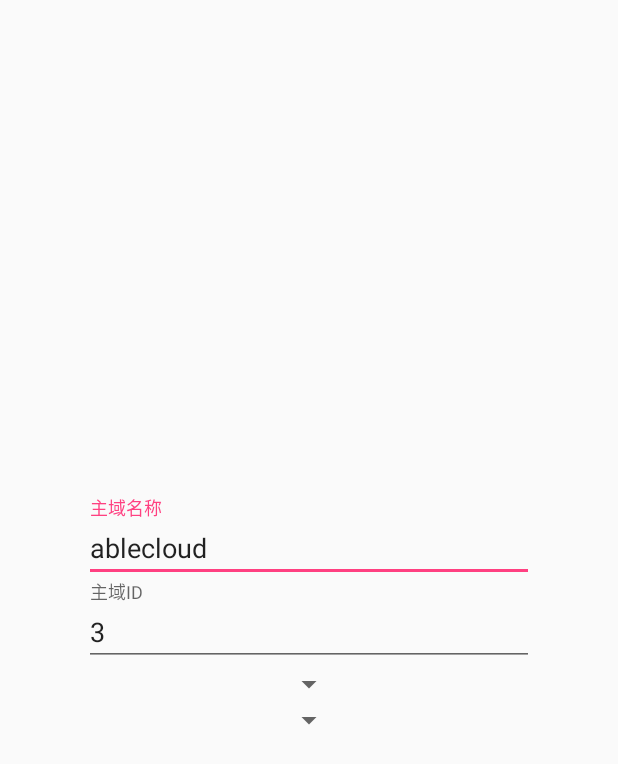
After one commit to ACIoT/matrix-android-tool, an Android app: the layout dialog_init.xml on its own in the app's theme, with its tools: preview values and no code run, on a phone screen of 412 x 824 dp. The commit adds this screen. Shown: the top 764 px of the screen. Run offline under Robolectric (Android 15) with nearby library versions, the phone set to English and light mode, and no system bars.

Commit message:
Feature: add WelcomActivity for initialization
Signed-off-by: wangkun <wangkun@ablecloud.com>

```diff
--- a/app/src/main/java/ablecloud/matrix/tool/MainActivity.java
+++ b/app/src/main/java/ablecloud/matrix/tool/MainActivity.java
@@ -154,7 +154,8 @@
         public View onCreateView(LayoutInflater inflater, @Nullable ViewGroup container, @Nullable Bundle savedInstanceState) {
             View view = super.onCreateView(inflater, container, savedInstanceState);
             ActionBar actionBar = UiUtils.getSupportActionBar(this);
-            actionBar.setSubtitle("Domain: " + MainApplication.getMainDomain() + ", Id: " + MainApplication.getMainDomainId());
+            actionBar.setSubtitle(getString(R.string.main_domain) + ": " + MainApplication.getMainDomain() + ", " +
+                    getString(R.string.main_domain_id) + ": " + MainApplication.getMainDomainId());
             return view;
         }
 
--- /dev/null
+++ b/app/src/main/res/layout/dialog_init.xml
@@ -0,0 +1,43 @@
+<?xml version="1.0" encoding="utf-8"?>
+<LinearLayout xmlns:android="http://schemas.android.com/apk/res/android"
+    android:layout_width="match_parent"
+    android:layout_height="match_parent"
+    android:gravity="center"
+    android:orientation="vertical">
+
+    <android.support.design.widget.TextInputLayout
+        android:layout_width="wrap_content"
+        android:layout_height="wrap_content"
+        android:minWidth="300dp">
+
+        <EditText
+            android:id="@android:id/text1"
+            android:layout_width="match_parent"
+            android:layout_height="wrap_content"
+            android:text="ablecloud"
+            android:hint="@string/main_domain" />
+    </android.support.design.widget.TextInputLayout>
+
+    <android.support.design.widget.TextInputLayout
+        android:layout_width="wrap_content"
+        android:layout_height="wrap_content"
+        android:minWidth="300dp">
+
+        <EditText
+            android:id="@android:id/text2"
+            android:layout_width="match_parent"
+            android:layout_height="wrap_content"
+            android:text="3"
+            android:hint="@string/main_domain_id" />
+    </android.support.design.widget.TextInputLayout>
+
+    <Spinner
+        android:id="@+id/mode"
+        android:layout_width="wrap_content"
+        android:layout_height="wrap_content" />
+
+    <Spinner
+        android:id="@+id/region"
+        android:layout_width="wrap_content"
+        android:layout_height="wrap_content" />
+</LinearLayout>
--- a/app/src/main/res/values/strings.xml
+++ b/app/src/main/res/values/strings.xml
@@ -1,5 +1,7 @@
 <resources>
     <string name="app_name">MatrixTool</string>
+    <string name="main_domain">主域名称</string>
+    <string name="main_domain_id">主域ID</string>
     <string name="device_control">设备控制</string>
     <string name="cloud_message">云端指令</string>
     <string name="send">发送</string>
```
Also changed, not shown: app/src/main/AndroidManifest.xml (+4 -3 lines), app/src/main/java/ablecloud/matrix/tool/MainApplication.java (+31 -9 lines), app/src/main/java/ablecloud/matrix/tool/WelcomeActivity.java (added, +106 -0 lines).
